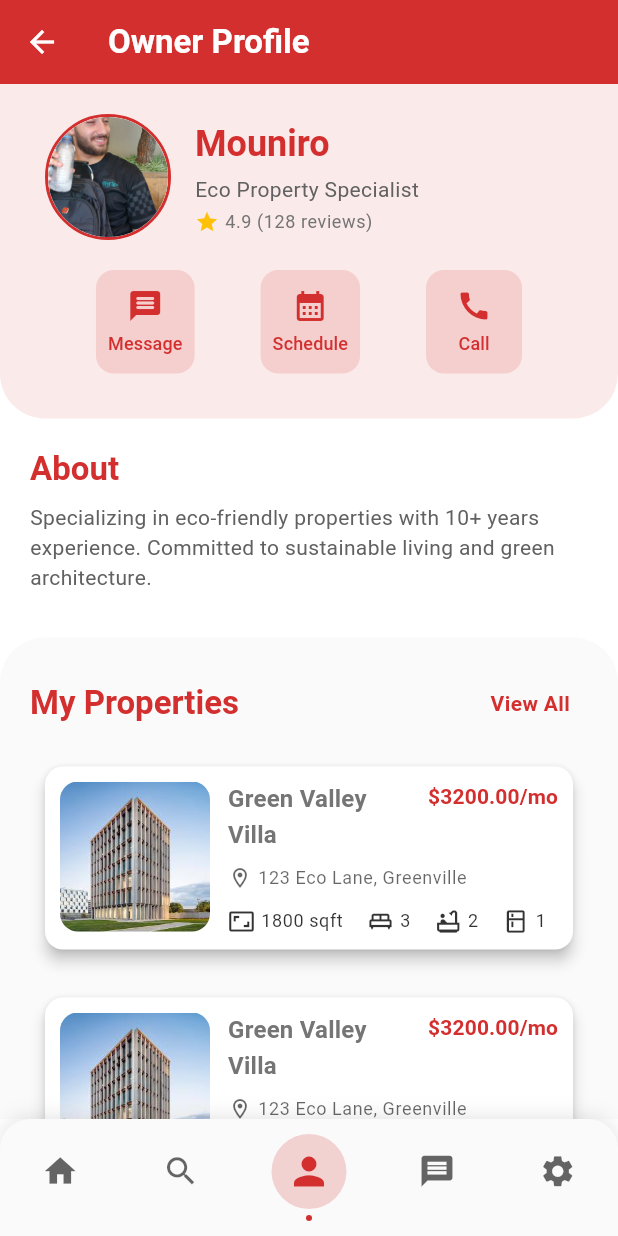
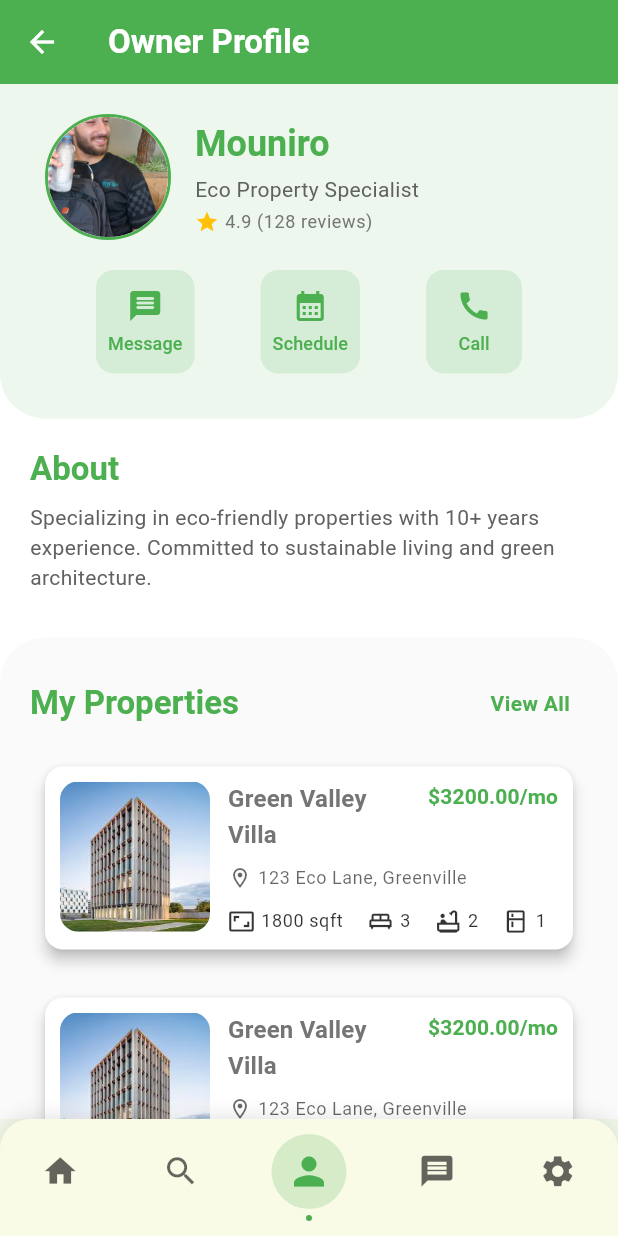
Before and after one commit to Ali-Hadi-Ismail/darlink, a Flutter app: the screen it shows after launch, item 2 of the bottom bar chosen, scrolled down 286 dp, after a tap on the "person" icon, on a phone screen of 412 x 824 dp. Run offline on Flutter 3.47's test engine with Material 3 defaults, Android fonts, the phone set to English and light mode, and no system bars; our stand-ins replace flutter_bloc, font_awesome_flutter, google_maps_flutter, image_picker, shared_preferences; missing offline and left inert: mongo_dart, panorama_viewer; network calls fail.

Commit message:
fix color build error

```diff
--- a/lib/constants/colors/theme_template_manger.dart
+++ b/lib/constants/colors/theme_template_manger.dart
@@ -3,35 +3,64 @@ import 'package:darlink/constants/colors/template/blue_template.dart';
 import 'package:darlink/constants/colors/template/dark_template.dart';
 import 'package:darlink/constants/colors/template/green_template.dart';
 import 'package:darlink/constants/colors/template/redBlack_template.dart';
+import 'package:flutter/foundation.dart';
 
 class ThemeTemplateManager {
+  // Define available templates - all lowercase keys
   static final _templates = {
     'green': GreenTemplate(),
-    'redBlack': RedBlackTemplate(),
+    'redblack': RedBlackTemplate(),
     'blue': BlueTemplate(),
     'dark': DarkTemplate(),
   };
 
-  static String _currentTheme = "redBlack";
+  // Default theme
+  static String _currentTheme = "green";
 
-  // No longer need initialize method since Cubit will handle it
-  // Remove the initialize method
+  // Getter for current template
+  static ColorTemplate get currentTemplate {
+    final template = _templates[_currentTheme];
+    if (template == null) {
+      print("WARNING: Theme $_currentTheme not found, using default");
+      return _templates['green']!;
+    }
+    return template;
+  }
 
-  static ColorTemplate get currentTemplate => _templates[_currentTheme]!;
+  // Method to set the current theme
+  static void setTheme(String themeName) {
+    // Always convert to lowercase for consistency
+    final normalizedName = themeName.toLowerCase();
 
-  static void setTheme(String themeName) {
-    if (_templates.containsKey(themeName)) {
-      _currentTheme = themeName;
+    if (_templates.containsKey(normalizedName)) {
+      if (_currentTheme != normalizedName) {
+        print('Changing theme from $_currentTheme to $normalizedName');
+        _currentTheme = normalizedName;
+      }
+    } else {
+      print(
+          'Theme "$normalizedName" not found, available themes: ${availableThemes.join(", ")}');
+      _currentTheme = 'green'; // Fallback to default
     }
   }
 
+  // Get all available theme names
   static List<String> get availableThemes => _templates.keys.toList();
 
+  // Get a specific template by name
   static ColorTemplate getTemplate(String name) {
-    return _templates[name] ?? _templates['green']!;
+    final normalizedName = name.toLowerCase();
+    final template = _templates[normalizedName];
+    if (template == null) {
+      print("WARNING: Template $normalizedName not found, using default");
+      return _templates['green']!;
+    }
+    return template;
   }
 
-  static void addTemplate(String name, ColorTemplate template) {
-    _templates[name] = template;
+  // Debug method to print all themes
+  static void printAvailableThemes() {
+    print("Available themes: ${availableThemes.join(", ")}");
+    print("Current theme: $_currentTheme");
   }
 }
--- a/lib/filter_bottom.dart
+++ b/lib/filter_bottom.dart
@@ -1,7 +1,7 @@
 import 'package:flutter/material.dart';
 
 class RealEstateApp extends StatefulWidget {
-  const RealEstateApp({Key? key}) : super(key: key);
+  const RealEstateApp({super.key});
 
   @override
   State<RealEstateApp> createState() => _RealEstateAppState();
--- a/lib/main.dart
+++ b/lib/main.dart
@@ -1,33 +1,50 @@
 import 'package:darlink/constants/app_theme_data.dart';
-
 import 'package:darlink/constants/database_url.dart';
 import 'package:darlink/layout/home_layout.dart';
-
 import 'package:darlink/shared/cubit/app_cubit.dart';
-
+import 'package:darlink/shared/cubit/app_state.dart';
 import 'package:flutter/material.dart';
 import 'package:flutter_bloc/flutter_bloc.dart';
 
 Future<void> main() async {
-  runApp(const DarLinkApp());
   WidgetsFlutterBinding.ensureInitialized();
-  await MongoDatabase.connect();
+  // await MongoDatabase.connect();
+  runApp(MyApp());
 }
 
-class DarLinkApp extends StatelessWidget {
-  const DarLinkApp({super.key});
-
+// Wrapper app that never rebuilds
+class MyApp extends StatelessWidget {
   @override
   Widget build(BuildContext context) {
     return BlocProvider(
       create: (context) => AppCubit(),
-      child: MaterialApp(
-        title: 'Darlink',
-        debugShowCheckedModeBanner: false,
-        themeMode: ThemeMode.dark,
-        theme: (true) ? AppThemeData.lightTheme : AppThemeData.darkTheme,
-        home: HomeLayout(),
-      ),
+      child: const DarLinkApp(),
     );
   }
 }
+
+// The actual app that rebuilds with theme changes
+class DarLinkApp extends StatelessWidget {
+  const DarLinkApp({Key? key}) : super(key: key);
+
+  @override
+  Widget build(BuildContext context) {
+    return BlocBuilder<AppCubit, AppCubitState>(
+      // Rebuild on ANY state change to ensure theme updates
+      buildWhen: (previous, current) => true,
+      builder: (context, state) {
+        print("App rebuilt with state: ${state.runtimeType}");
+
+        return MaterialApp(
+          key: UniqueKey(), // Force complete rebuild of widget tree
+          title: 'Darlink',
+          debugShowCheckedModeBanner: false,
+          theme: AppThemeData.lightTheme,
+          darkTheme: AppThemeData.darkTheme,
+          themeMode: ThemeMode.light, // Using light for now
+          home: HomeLayout(),
+        );
+      },
+    );
+  }
+}
--- a/lib/modules/admin/events_management_screen.dart
+++ b/lib/modules/admin/events_management_screen.dart
@@ -1,7 +1,7 @@
 import 'package:flutter/material.dart';
 
 class EventManagementScreen extends StatelessWidget {
-  const EventManagementScreen({Key? key}) : super(key: key);
+  const EventManagementScreen({super.key});
 
   @override
   Widget build(BuildContext context) {
--- a/lib/modules/admin/properties_page.dart
+++ b/lib/modules/admin/properties_page.dart
@@ -566,11 +566,11 @@ class PropertyCard extends StatelessWidget {
   final VoidCallback onDelete;
 
   const PropertyCard({
-    Key? key,
+    super.key,
     required this.property,
     required this.onEdit,
     required this.onDelete,
-  }) : super(key: key);
+  });
 
   @override
   Widget build(BuildContext context) {
--- a/lib/modules/detail/event_detail_screen.dart
+++ b/lib/modules/detail/event_detail_screen.dart
@@ -3,7 +3,7 @@ import 'package:flutter/material.dart';
 class EventDetailPage extends StatelessWidget {
   final Map<String, String> event;
 
-  const EventDetailPage({required this.event});
+  const EventDetailPage({super.key, required this.event});
 
   @override
   Widget build(BuildContext context) {
--- a/lib/modules/detail/property_detail_screen.dart
+++ b/lib/modules/detail/property_detail_screen.dart
@@ -8,9 +8,9 @@ class PropertyDetailsScreen extends StatefulWidget {
   final Property property;
 
   const PropertyDetailsScreen({
-    Key? key,
+    super.key,
     required this.property,
-  }) : super(key: key);
+  });
 
   @override
   _PropertyDetailsScreenState createState() => _PropertyDetailsScreenState();
--- a/lib/modules/navigation/event_screen.dart
+++ b/lib/modules/navigation/event_screen.dart
@@ -40,6 +40,8 @@ class EventScreen extends StatelessWidget {
           'https://lebanon.shafaqna.com/wp-content/uploads/2023/06/dsc_0306.jpg'
     },
   ];
+
+  EventScreen({super.key});
 
   @override
   Widget build(BuildContext context) {
--- a/lib/modules/navigation/message_screen.dart
+++ b/lib/modules/navigation/message_screen.dart
@@ -1,4 +1,4 @@
-import 'package:darlink/modules/chat_screen.dart';
+import 'package:darlink/modules/setting/chat_screen.dart';
 import 'package:flutter/material.dart';
 
 class MessageScreen extends StatelessWidget {
--- a/lib/modules/chat_screen.dart
+++ b/lib/modules/setting/chat_screen.dart
@@ -6,7 +6,7 @@ import 'package:flutter/material.dart';
 import 'dart:async';
 
 class ChatScreen extends StatefulWidget {
-  const ChatScreen({Key? key}) : super(key: key);
+  const ChatScreen({super.key});
 
   @override
   State<ChatScreen> createState() => _ChatScreenState();
--- a/lib/shared/cubit/app_cubit.dart
+++ b/lib/shared/cubit/app_cubit.dart
@@ -1,10 +1,84 @@
+import 'package:darlink/constants/colors/theme_template_manger.dart';
 import 'package:darlink/shared/cubit/app_state.dart';
+import 'package:flutter/material.dart';
 import 'package:flutter_bloc/flutter_bloc.dart';
+import 'package:shared_preferences/shared_preferences.dart';
 
 class AppCubit extends Cubit<AppCubitState> {
-  AppCubit() : super(AppInitialState());
+  AppCubit() : super(AppInitialState()) {
+    // Load saved theme when app starts
+    loadSavedTheme();
+  }
 
   static AppCubit get(context) => BlocProvider.of(context);
 
-  String currentColor = 'green';
+  // Current theme color (defaults to 'green' if not set)
+  String _currentColor = 'green';
+
+  String get currentColor => _currentColor;
+
+  // Method to change the theme
+  Future<void> changeTheme(String themeName) async {
+    // Convert to lowercase to match theme keys
+    final normalizedThemeName = themeName.toLowerCase();
+
+    // Only proceed if the theme is valid and different from current
+    if (ThemeTemplateManager.availableThemes.contains(normalizedThemeName) &&
+        _currentColor != normalizedThemeName) {
+      // Update the theme in ThemeTemplateManager
+      ThemeTemplateManager.setTheme(normalizedThemeName);
+
+      // Update the current color in cubit
+      _currentColor = normalizedThemeName;
+
+      // Save the theme preference
+      await _saveThemePreference(normalizedThemeName);
+
+      // Emit new state to notify listeners of theme change
+      emit(AppThemeChangedState(normalizedThemeName));
+
+      // Emit refresh state to force UI rebuild
+      Future.delayed(Duration(milliseconds: 100), () {
+        emit(AppRefreshState());
+      });
+    }
+  }
+
+  // Load the saved theme from SharedPreferences
+  Future<void> loadSavedTheme() async {
+    try {
+      final prefs = await SharedPreferences.getInstance();
+      final savedTheme = prefs.getString('app_theme') ?? 'green';
+
+      // If saved theme exists and is valid, use it
+      if (ThemeTemplateManager.availableThemes.contains(savedTheme)) {
+        // Set theme in manager first
+        ThemeTemplateManager.setTheme(savedTheme);
+        // Update current color
+        _currentColor = savedTheme;
+        // Emit state change
+        emit(AppThemeChangedState(savedTheme));
+      }
+    } catch (e) {
+      print('Error loading saved theme: $e');
+      // Fallback to default theme in case of error
+      ThemeTemplateManager.setTheme('green');
+      _currentColor = 'green';
+    }
+  }
+
+  // Save theme preference to SharedPreferences
+  Future<void> _saveThemePreference(String themeName) async {
+    try {
+      final prefs = await SharedPreferences.getInstance();
+      await prefs.setString('app_theme', themeName);
+    } catch (e) {
+      print('Error saving theme preference: $e');
+    }
+  }
+
+  // Force full app refresh
+  void forceRefresh() {
+    emit(AppRefreshState());
+  }
 }
--- a/lib/shared/cubit/app_state.dart
+++ b/lib/shared/cubit/app_state.dart
@@ -2,6 +2,11 @@ abstract class AppCubitState {}
 
 class AppInitialState extends AppCubitState {}
 
-class AppLoadingState extends AppCubitState {}
+class AppThemeChangedState extends AppCubitState {
+  final String themeName;
 
-class AppLoadedState extends AppCubitState {}
+  AppThemeChangedState(this.themeName);
+}
+
+// Special state to force UI rebuild
+class AppRefreshState extends AppCubitState {}
--- a/lib/shared/widgets/card/event_card.dart
+++ b/lib/shared/widgets/card/event_card.dart
@@ -7,6 +7,7 @@ class EventCard extends StatelessWidget {
   final String imageUrl;
 
   const EventCard({
+    super.key,
     required this.title,
     required this.date,
     required this.location,
--- a/lib/shared/widgets/chat_widget/recording_ui.dart
+++ b/lib/shared/widgets/chat_widget/recording_ui.dart
@@ -6,11 +6,11 @@ class RecordingUI extends StatelessWidget {
   final VoidCallback onSendPressed;
 
   const RecordingUI({
-    Key? key,
+    super.key,
     required this.recordingDuration,
     required this.onDeletePressed,
     required this.onSendPressed,
-  }) : super(key: key);
+  });
 
   @override
   Widget build(BuildContext context) {
```
Also changed, not shown: lib/constants/app_theme_data.dart (+0 -16 lines), lib/modules/setting/theme.dart (+98 -26 lines).
